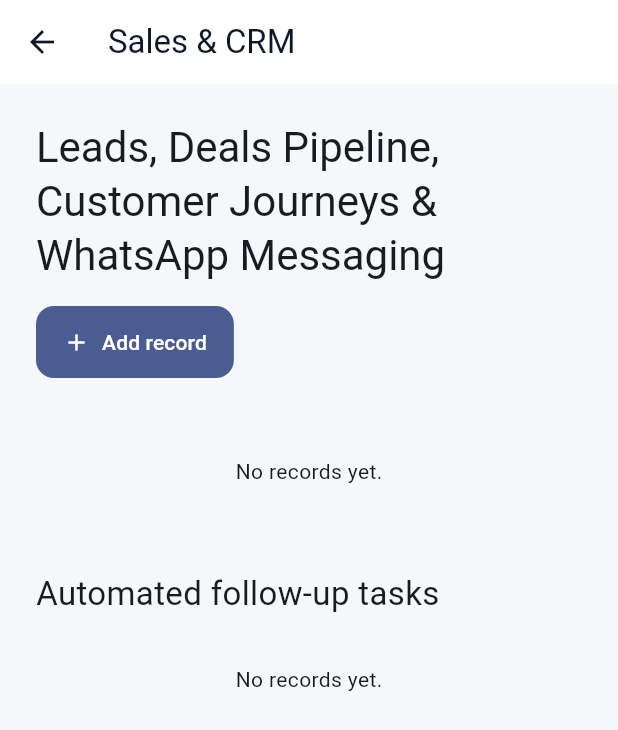
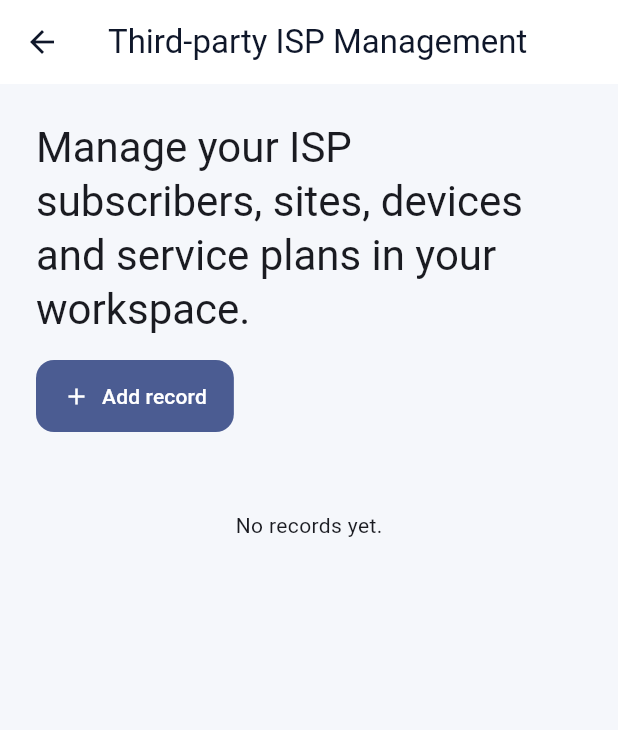
Before and after one commit to chrisndirangu54/TeknTandao-Workspace, a Flutter app: the ModuleScreen screen opened directly with sample values from the repository, on a phone screen of 412 x 824 dp. Shown: the top 730 px of the screen. Run offline on Flutter 3.47's test engine with Material 3 defaults, Android fonts, the phone set to English and light mode, and no system bars; our stand-ins replace cloud_firestore, cloud_functions, file_picker, firebase_auth, firebase_core, shared_preferences; accounts and stored records are empty; network calls fail; statements that could not run were skipped.

Commit message:
feat(isp): register tenant ISP management in workspace app catalog

```diff
--- a/apps/dashboard/lib/suite.dart
+++ b/apps/dashboard/lib/suite.dart
@@ -106,6 +106,7 @@
 }
 
 const List<SuiteModule> modules = [
+  SuiteModule(id:'isp',name:'Third-party ISP Management',description:'Manage your ISP subscribers, sites, devices and service plans in your workspace.',icon:Icons.router_rounded,color:Color(0xFF2563EB),category:'Connectivity & ISP',monthlyPriceKes:120000),
   // 1. Sales & Marketing
   SuiteModule(
     id: 'crm',
```
